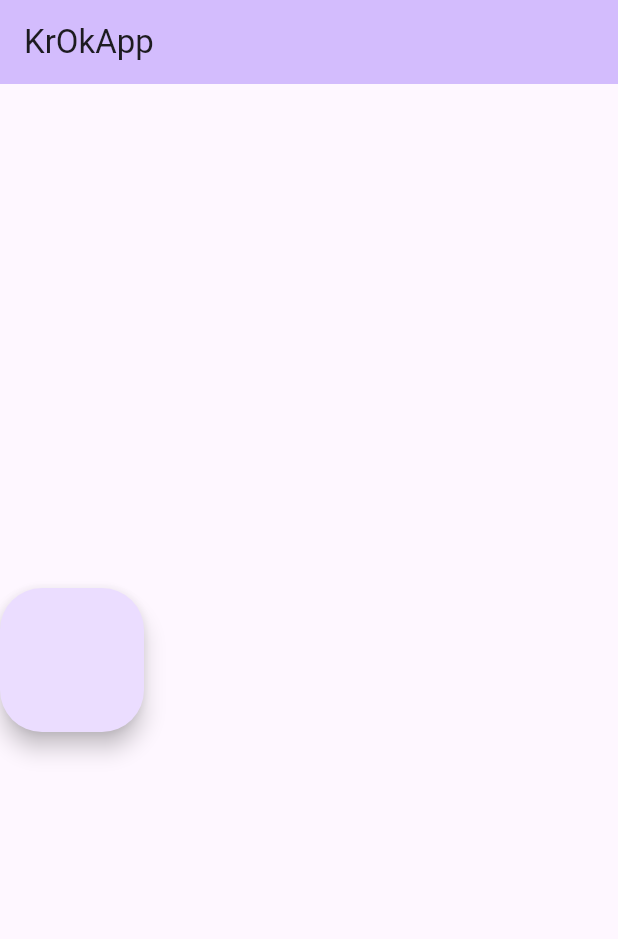
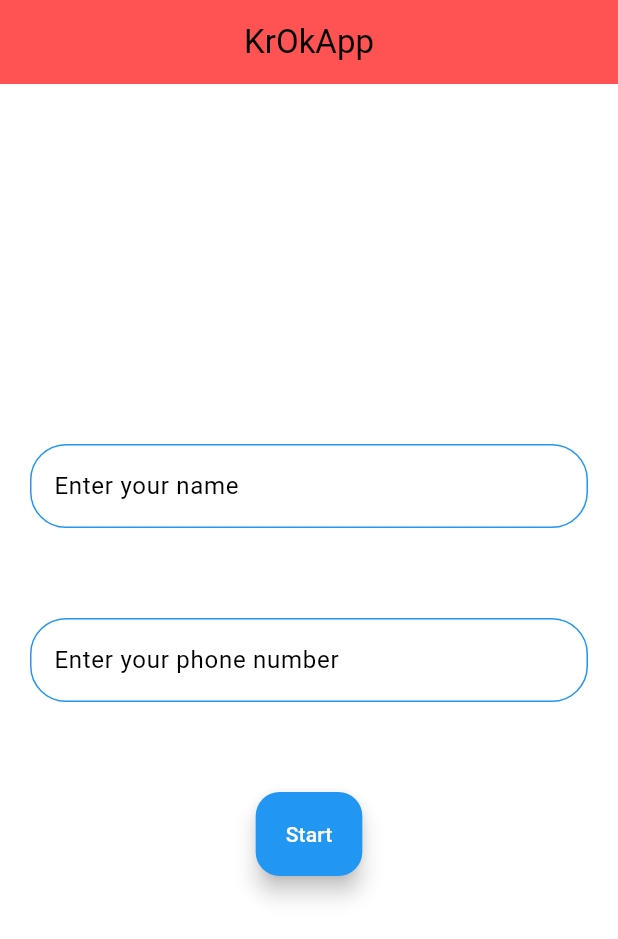
Before and after one commit to MaxTkachuk03/krok_app, a Flutter app: the screen it shows after launch, on a phone screen of 412 x 824 dp. Shown: the top 939 px of the screen. Run offline on Flutter 3.47's test engine with Material 3 defaults, Android fonts, the phone set to English and light mode, and no system bars; our stand-ins replace auto_route, flutter_multi_formatter; statements that could not run were skipped.

Commit message:
third commit(flutter intl, phone formatter, theme)

```diff
--- a/lib/krok_app.dart
+++ b/lib/krok_app.dart
@@ -1,5 +1,8 @@
 import 'package:flutter/material.dart';
+import 'package:krok_app/generated/l10n.dart';
+import 'package:krok_app/resources/resources.dart';
 import 'package:krok_app/routes/router.dart';
+import 'package:flutter_localizations/flutter_localizations.dart';
 
 class MyApp extends StatefulWidget {
   const MyApp({super.key});
@@ -15,10 +18,14 @@ class _MyAppState extends State<MyApp> {
   Widget build(BuildContext context) {
     return MaterialApp.router(
       debugShowCheckedModeBanner: false,
-      theme: ThemeData(
-        colorScheme: ColorScheme.fromSeed(seedColor: Colors.deepPurple),
-        useMaterial3: true,
-      ),
+      localizationsDelegates: [
+        S.delegate,
+        GlobalMaterialLocalizations.delegate,
+        GlobalWidgetsLocalizations.delegate,
+        GlobalCupertinoLocalizations.delegate,
+      ],
+      supportedLocales: S.delegate.supportedLocales,
+      theme: AppTheme.lightTheme(context),
       routerConfig: _appRouter.config(),
     );
   }
--- /dev/null
+++ b/lib/l10n/intl_en.arb
@@ -0,0 +1,6 @@
+{
+  "start": "Start",
+  "krokapp": "KrOkApp",
+  "enterYourName": "Enter your name",
+  "enterYourPhoneNumber": "Enter your phone number"
+}
--- a/lib/pages/login/view/login_page.dart
+++ b/lib/pages/login/view/login_page.dart
@@ -1,5 +1,7 @@
 import 'package:auto_route/auto_route.dart';
 import 'package:flutter/material.dart';
+import 'package:flutter_multi_formatter/flutter_multi_formatter.dart';
+import 'package:krok_app/generated/l10n.dart';
 import 'package:krok_app/pages/pages.dart';
 import 'package:krok_app/routes/router.dart';
 
@@ -12,22 +14,71 @@ class LoginPage extends StatefulWidget {
 }
 
 class _LoginPageState extends State<LoginPage> {
+  final _nameController = TextEditingController();
+  final _phoneController = TextEditingController();
+
+  @override
+  void initState() {
+    super.initState();
+    _initSettings();
+  }
+
   @override
   Widget build(BuildContext context) {
+    final theme = Theme.of(context);
     return Scaffold(
+      backgroundColor: theme.scaffoldBackgroundColor,
       appBar: AppBar(
-        backgroundColor: Theme.of(context).colorScheme.inversePrimary,
-        title: Text("KrOkApp",textAlign: TextAlign.center,),
+        backgroundColor: theme.colorScheme.background,
+        centerTitle: true,
+        title: Text(
+          S.of(context).krokapp,
         ),
-      body: Column(
+      ),
+      body: Center(
+        child: Padding(
+          padding: const EdgeInsets.symmetric(horizontal: 20.0),
+          child: Column(
             mainAxisAlignment: MainAxisAlignment.center,
             crossAxisAlignment: CrossAxisAlignment.center,
             children: [
+              const Spacer(flex: 4,),
+              TextFormField(
+                controller: _nameController,
+                // validator: (val) =>
+                //     val!.isEmpty ? S.of(context).enterYourName : null,
+                autocorrect: false,
+                decoration: InputDecoration(
+                  hintText: S.of(context).enterYourName,
+                ),
+              ),
+              const Spacer(),
+              TextFormField(
+                controller: _phoneController,
+                // validator: (val) =>
+                //     val!.isEmpty ? S.of(context).enterYourName : null,
+                autocorrect: false,
+                decoration: InputDecoration(
+                  hintText: S.of(context).enterYourPhoneNumber,
+                ),
+              ),
+              const Spacer(),
               EnterButton(onPressed: () {
                 AutoRouter.of(context).push(const HomeRoute());
               }),
+              const Spacer(flex: 4,),
             ],
+          ),
+        ),
       ),
     );
   }
 }
+
+
+void _initSettings() {
+  PhoneInputFormatter.replacePhoneMask(
+    countryCode: 'UA',
+    newMask: '+000 (00) 000 00 00',
+  );
+}
--- a/lib/pages/login/widgets/custom_enter_button.dart
+++ b/lib/pages/login/widgets/custom_enter_button.dart
@@ -1,13 +1,20 @@
 import 'package:flutter/material.dart';
-
+import 'package:krok_app/generated/l10n.dart';
 class EnterButton extends StatelessWidget {
-  const EnterButton({super.key, required this.onPressed,});
+  const EnterButton({
+    super.key,
+    required this.onPressed,
+  });
 
   final void Function() onPressed;
 
   @override
   Widget build(BuildContext context) {
-    return FloatingActionButton.large(onPressed: onPressed,
-    child: Text(""),);
+    return FloatingActionButton.extended(
+      onPressed: onPressed,
+      label: Text(
+        S.of(context).start,
+      ),
+    );
   }
 }
--- /dev/null
+++ b/lib/resources/colors/app_colors.dart
@@ -0,0 +1,10 @@
+import 'package:flutter/material.dart';
+
+class AppColors {
+  static const kBlackColor = Color(0xFF000000);
+  static const kScaffoldBackgroundColor = Color(0xFFFFFFFF);
+  static const kPrimaryColor = Colors.blue;
+  static const kErrorColor = Colors.red;
+  static const kRedAccentColor = Colors.redAccent;
+  static const kGreyColor = Colors.grey;
+}
--- /dev/null
+++ b/lib/resources/colors/colors.dart
@@ -0,0 +1 @@
+export 'app_colors.dart';
--- /dev/null
+++ b/lib/resources/resources.dart
@@ -0,0 +1,2 @@
+export 'colors/colors.dart';
+export 'themes/themes.dart';
--- /dev/null
+++ b/lib/resources/themes/app_themes.dart
@@ -0,0 +1,144 @@
+import 'package:flutter/material.dart';
+import 'package:krok_app/resources/resources.dart';
+
+class AppTheme {
+  const AppTheme._();
+
+  static ThemeData lightTheme(BuildContext context) {
+    return ThemeData(
+      primaryColor: AppColors.kPrimaryColor,
+      scaffoldBackgroundColor: AppColors.kScaffoldBackgroundColor,
+      primaryColorDark: AppColors.kGreyColor,
+      primaryColorLight: AppColors.kPrimaryColor,
+      dividerTheme: DividerThemeData(
+        color: AppColors.kGreyColor.withOpacity(0.4),
+      ),
+      iconTheme: const IconThemeData(
+        color: AppColors.kScaffoldBackgroundColor,
+      ),
+      appBarTheme: const AppBarTheme(
+        elevation: 0,
+        backgroundColor: AppColors.kScaffoldBackgroundColor,
+      ),
+      inputDecorationTheme: InputDecorationTheme(
+        fillColor: AppColors.kScaffoldBackgroundColor,
+        filled: true,
+        border: OutlineInputBorder(
+          borderRadius: BorderRadius.circular(24.0),
+          borderSide: const BorderSide(
+            color: AppColors.kPrimaryColor,
+          ),
+        ),
+        focusedBorder: OutlineInputBorder(
+          borderRadius: BorderRadius.circular(24.0),
+          borderSide: const BorderSide(
+            color: AppColors.kPrimaryColor,
+          ),
+        ),
+        errorBorder: OutlineInputBorder(
+          borderRadius: BorderRadius.circular(24.0),
+          borderSide: const BorderSide(
+            color: AppColors.kErrorColor,
+          ),
+        ),
+        focusedErrorBorder: OutlineInputBorder(
+          borderRadius: BorderRadius.circular(24.0),
+          borderSide: const BorderSide(
+            color: AppColors.kErrorColor,
+          ),
+        ),
+        disabledBorder: OutlineInputBorder(
+          borderRadius: BorderRadius.circular(24.0),
+          borderSide: const BorderSide(
+            color: AppColors.kPrimaryColor,
+          ),
+        ),
+        enabledBorder: OutlineInputBorder(
+          borderRadius: BorderRadius.circular(24.0),
+          borderSide: const BorderSide(
+            color: AppColors.kPrimaryColor,
+          ),
+        ),
+      ),
+      canvasColor: Colors.transparent,
+      hoverColor: Colors.transparent,
+      highlightColor: Colors.transparent,
+      splashColor: Colors.transparent,
+      colorScheme: ColorScheme.fromSwatch(
+        errorColor: AppColors.kErrorColor,
+        backgroundColor: AppColors.kRedAccentColor,
+      ),
+    );
+  }
+
+  static ThemeData darkTheme(BuildContext context) {
+    return ThemeData(
+      colorScheme: ColorScheme.fromSwatch(
+        errorColor: AppColors.kErrorColor,
+        backgroundColor: AppColors.kRedAccentColor,
+      ),
+      primaryColor: AppColors.kScaffoldBackgroundColor,
+      scaffoldBackgroundColor: AppColors.kBlackColor,
+      primaryColorLight: AppColors.kPrimaryColor,
+      primaryColorDark: AppColors.kScaffoldBackgroundColor,
+      dividerTheme: DividerThemeData(
+        color: AppColors.kScaffoldBackgroundColor.withOpacity(0.4),
+      ),
+      iconTheme: const IconThemeData(
+        color: AppColors.kBlackColor,
+      ),
+      listTileTheme: const ListTileThemeData(
+        textColor: AppColors.kScaffoldBackgroundColor,
+      ),
+      cardColor: Colors.grey,
+      appBarTheme: const AppBarTheme(
+        elevation: 0,
+        backgroundColor: AppColors.kScaffoldBackgroundColor,
+      ),
+      inputDecorationTheme: InputDecorationTheme(
+        fillColor: AppColors.kScaffoldBackgroundColor,
+        filled: true,
+        border: OutlineInputBorder(
+          borderRadius: BorderRadius.circular(24.0),
+          borderSide: const BorderSide(
+            color: AppColors.kPrimaryColor,
+          ),
+        ),
+        focusedBorder: OutlineInputBorder(
+          borderRadius: BorderRadius.circular(24.0),
+          borderSide: const BorderSide(
+            color: AppColors.kPrimaryColor,
+          ),
+        ),
+        errorBorder: OutlineInputBorder(
+          borderRadius: BorderRadius.circular(24.0),
+          borderSide: const BorderSide(
+            color: AppColors.kErrorColor,
+          ),
+        ),
+        focusedErrorBorder: OutlineInputBorder(
+          borderRadius: BorderRadius.circular(24.0),
+          borderSide: const BorderSide(
+            color: AppColors.kErrorColor,
+          ),
+        ),
+        disabledBorder: OutlineInputBorder(
+          borderRadius: BorderRadius.circular(24.0),
+          borderSide: const BorderSide(
+            color: AppColors.kPrimaryColor,
+          ),
+        ),
+        enabledBorder: OutlineInputBorder(
+          borderRadius: BorderRadius.circular(24.0),
+          borderSide: const BorderSide(
+            color: AppColors.kPrimaryColor,
+          ),
+        ),
+      ),
+      canvasColor: Colors.transparent,
+      hoverColor: Colors.transparent,
+      highlightColor: Colors.transparent,
+      splashColor: Colors.transparent,
+    );
+  }
+}
--- /dev/null
+++ b/lib/resources/themes/themes.dart
@@ -0,0 +1 @@
+export 'app_themes.dart';
```
Also changed, not shown: pubspec.yaml (+7 -7 lines), lib/generated/intl/messages_all.dart (added), lib/generated/intl/messages_en.dart (added), lib/generated/l10n.dart (added), pubspec.lock, 2 other files. Lines whose indentation alone changed are shown as unchanged.
